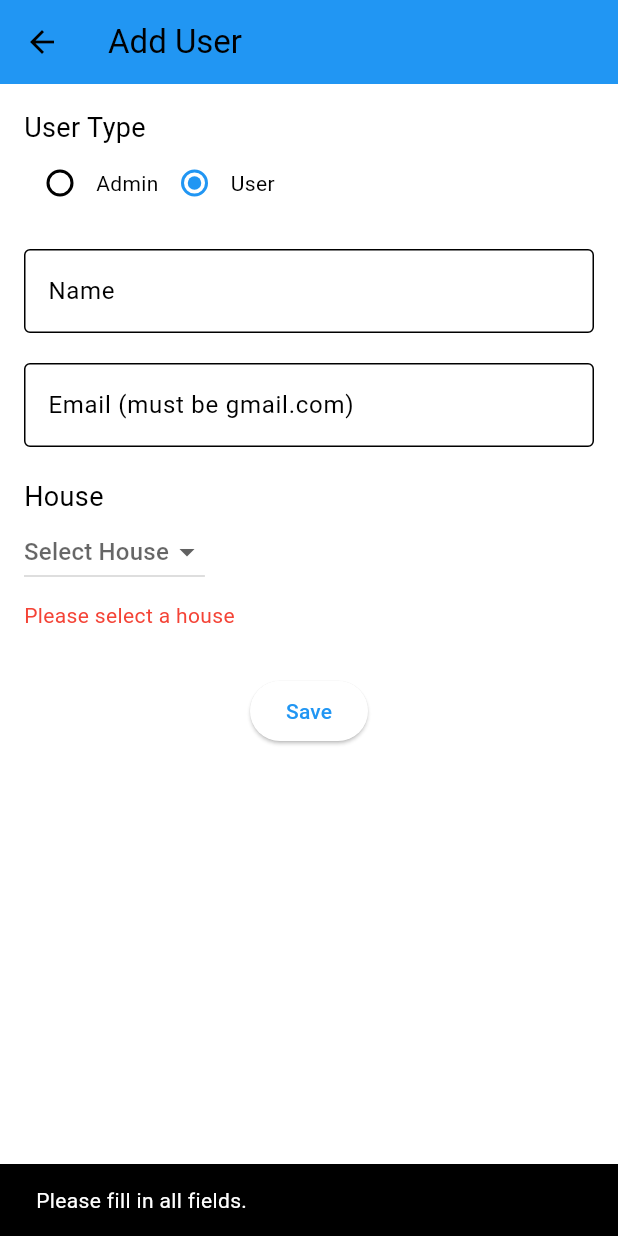
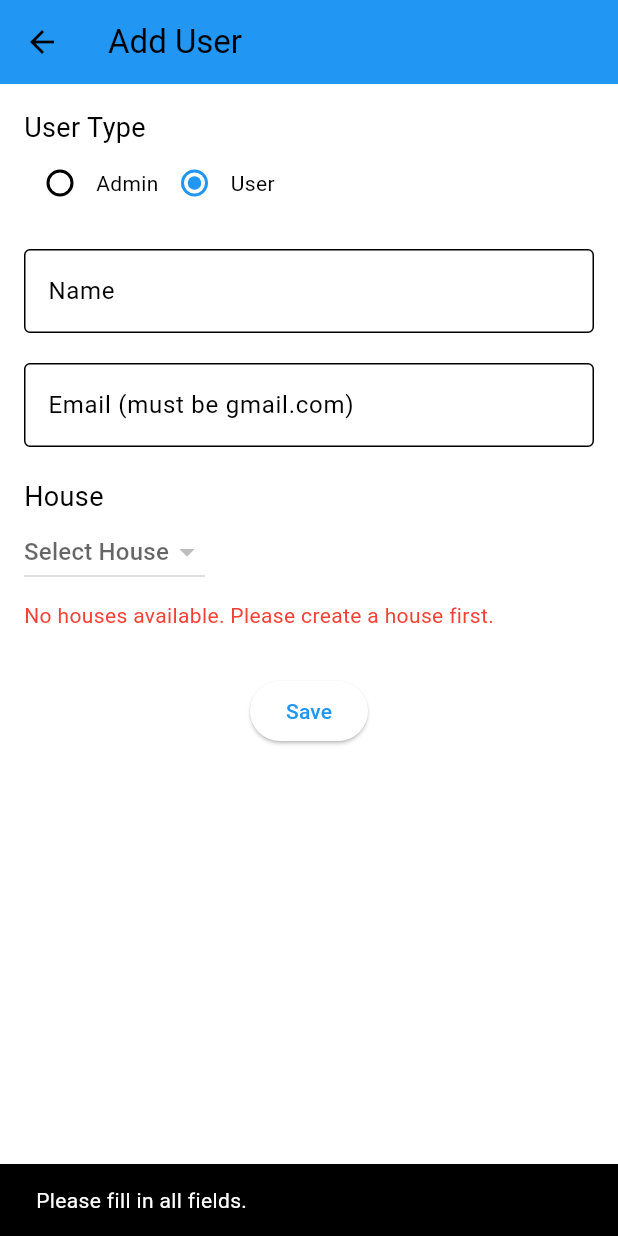
Before and after one commit to emoody0/indoor-locator, a Flutter app: the AddUserPage screen opened directly, after a tap on "Save", on a phone screen of 412 x 824 dp. Run offline on Flutter 3.47's test engine with Material 3 defaults, Android fonts, the phone set to English and light mode, and no system bars; our stand-ins replace sqflite; missing offline and left inert: mqtt_client; accounts and stored records are empty.

Commit message:
users can be put in houses from the dbs

```diff
--- a/lib/users/add_user.dart
+++ b/lib/users/add_user.dart
@@ -15,7 +15,21 @@ class _AddUserPageState extends State<AddUserPage> {
   final TextEditingController emailController = TextEditingController();
   String? selectedHouse; // Selected house
   bool isSaved = false; // Tracks if the user clicked the Save button
-  final List<String> houseOptions = ['House 1', 'House 2', 'House 3']; // Example house options
+  List<String> houseOptions = []; // Dynamic house options
+
+  @override
+  void initState() {
+    super.initState();
+    _loadHouseOptions(); // Load house options from the database
+  }
+
+  Future<void> _loadHouseOptions() async {
+    final db = DatabaseHelper();
+    final options = await db.getDistinctHouseNames(); // Fetch distinct house names
+    setState(() {
+      houseOptions = options; // Update the options
+    });
+  }
 
   bool isValidEmail(String email) {
     final emailRegex = RegExp(r'^[a-zA-Z0-9._%+-]+@gmail\.com$');
@@ -99,8 +113,6 @@ class _AddUserPageState extends State<AddUserPage> {
     }
   }
 
-
-
   @override
   Widget build(BuildContext context) {
     return WillPopScope(
@@ -118,7 +130,7 @@ class _AddUserPageState extends State<AddUserPage> {
             },
           ),
         ),
-        body: SingleChildScrollView( // Add scroll view to prevent overflow
+        body: SingleChildScrollView(
           padding: const EdgeInsets.all(16.0),
           child: Column(
             crossAxisAlignment: CrossAxisAlignment.start,
@@ -199,11 +211,11 @@ class _AddUserPageState extends State<AddUserPage> {
                   });
                 },
               ),
-              if (selectedHouse == null)
+              if (selectedHouse == null && houseOptions.isEmpty)
                 const Padding(
                   padding: EdgeInsets.only(top: 8.0),
                   child: Text(
-                    'Please select a house',
+                    'No houses available. Please create a house first.',
                     style: TextStyle(color: Colors.red),
                   ),
                 ),
```
Also changed, not shown: lib/users/edit_user.dart (+13 -4 lines).
